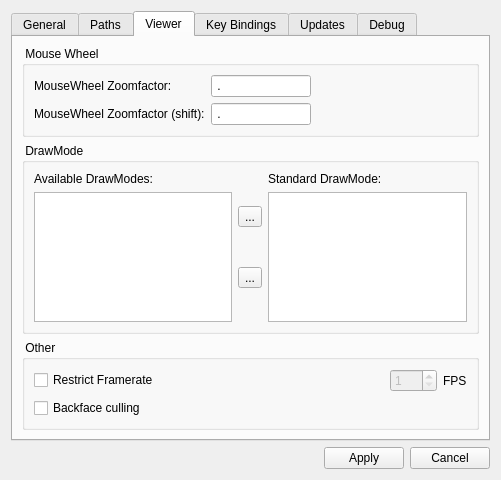
Qt form OpenFlipper/widgets/optionsWidget/ui_optionsWidget.ui (ShenRen/OpenFlipper) before a commit.
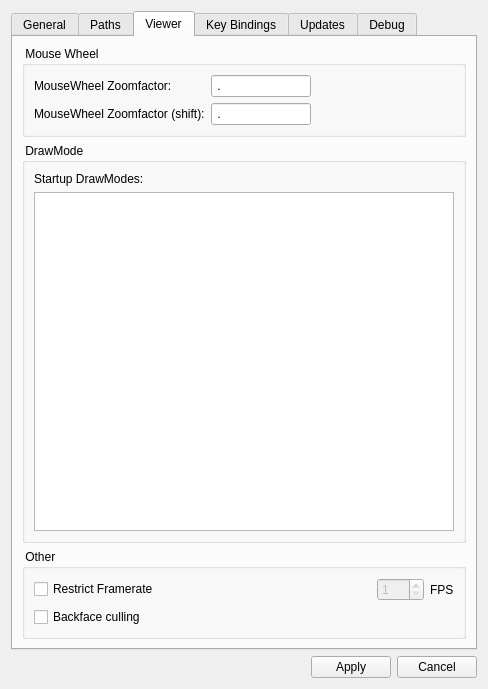
The same form after that commit. The open tabs and pages were chosen to show the change.

Commit message: Fixed draw Modes in options widget

Diff of the .ui file:
```diff
--- a/OpenFlipper/widgets/optionsWidget/ui_optionsWidget.ui
+++ b/OpenFlipper/widgets/optionsWidget/ui_optionsWidget.ui
@@ -5,14 +5,14 @@
    <rect>
     <x>0</x>
     <y>0</y>
-    <width>501</width>
-    <height>480</height>
+    <width>488</width>
+    <height>689</height>
    </rect>
   </property>
   <property name="windowTitle" >
    <string>Options</string>
   </property>
-  <layout class="QVBoxLayout" name="verticalLayout" >
+  <layout class="QVBoxLayout" name="verticalLayout_11" >
    <item>
     <widget class="QTabWidget" name="tabWidget" >
      <property name="toolTip" >
@@ -164,20 +164,32 @@
        <rect>
         <x>0</x>
         <y>0</y>
-        <width>479</width>
-        <height>394</height>
+        <width>466</width>
+        <height>603</height>
        </rect>
       </property>
       <attribute name="title" >
        <string>Viewer</string>
       </attribute>
-      <layout class="QVBoxLayout" name="verticalLayout_11" >
+      <layout class="QVBoxLayout" name="verticalLayout" >
        <item>
         <widget class="QGroupBox" name="groupBox" >
          <property name="title" >
           <string> Mouse Wheel </string>
          </property>
+         <property name="alignment" >
+          <set>Qt::AlignLeading|Qt::AlignLeft|Qt::AlignTop</set>
+         </property>
+         <property name="flat" >
+          <bool>false</bool>
+         </property>
+         <property name="checkable" >
+          <bool>false</bool>
+         </property>
          <layout class="QFormLayout" name="formLayout" >
+          <property name="fieldGrowthPolicy" >
+           <enum>QFormLayout::AllNonFixedFieldsGrow</enum>
+          </property>
           <item row="0" column="0" >
            <widget class="QLabel" name="label_2" >
             <property name="text" >
@@ -235,54 +247,43 @@
        </item>
        <item>
         <widget class="QGroupBox" name="groupBox_3" >
+         <property name="sizePolicy" >
+          <sizepolicy vsizetype="Expanding" hsizetype="Expanding" >
+           <horstretch>0</horstretch>
+           <verstretch>0</verstretch>
+          </sizepolicy>
+         </property>
          <property name="title" >
           <string> DrawMode </string>
          </property>
-         <layout class="QHBoxLayout" name="horizontalLayout_6" >
+         <layout class="QVBoxLayout" name="verticalLayout_7" >
           <item>
            <layout class="QVBoxLayout" name="verticalLayout_8" >
             <item>
              <widget class="QLabel" name="label_7" >
-              <property name="text" >
-               <string>Available DrawModes:</string>
+              <property name="toolTip" >
+               <string>This list shows the draw modes OpenFlipper uses at startup.
+You can select multiple modes at the same time.</string>
               </property>
-             </widget>
-            </item>
-            <item>
-             <widget class="QListWidget" name="availDrawModes" />
-            </item>
-           </layout>
-          </item>
-          <item>
-           <layout class="QVBoxLayout" name="verticalLayout_7" >
-            <item>
-             <widget class="QToolButton" name="addButton" >
               <property name="text" >
-               <string>...</string>
+               <string>Startup DrawModes:</string>
               </property>
              </widget>
             </item>
             <item>
-             <widget class="QToolButton" name="remButton" >
-              <property name="text" >
-               <string>...</string>
+             <widget class="QListWidget" name="availDrawModes" >
+              <property name="minimumSize" >
+               <size>
+                <width>0</width>
+                <height>300</height>
+               </size>
               </property>
-             </widget>
-            </item>
-           </layout>
-          </item>
-          <item>
-           <layout class="QVBoxLayout" name="verticalLayout_9" >
-            <item>
-             <widget class="QLabel" name="label_9" >
-              <property name="text" >
-               <string>Standard DrawMode:</string>
+              <property name="toolTip" >
+               <string>This list shows the draw modes OpenFlipper uses at startup.
+You can select multiple modes at the same time.</string>
               </property>
              </widget>
             </item>
-            <item>
-             <widget class="QListWidget" name="standardDrawMode" />
-            </item>
            </layout>
           </item>
          </layout>
```
Left out of the diff: 29 changed lines with no effect on the pictures. The commit also changes 1 other file.
